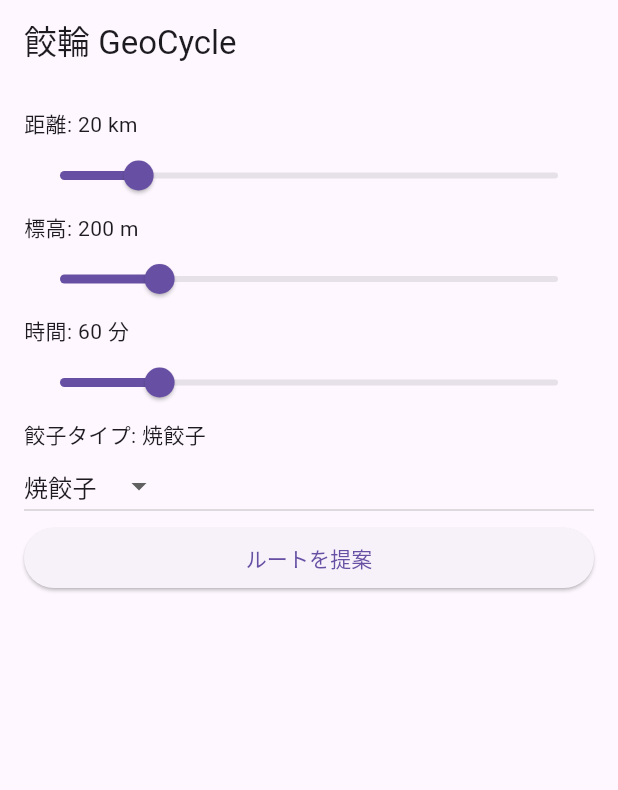
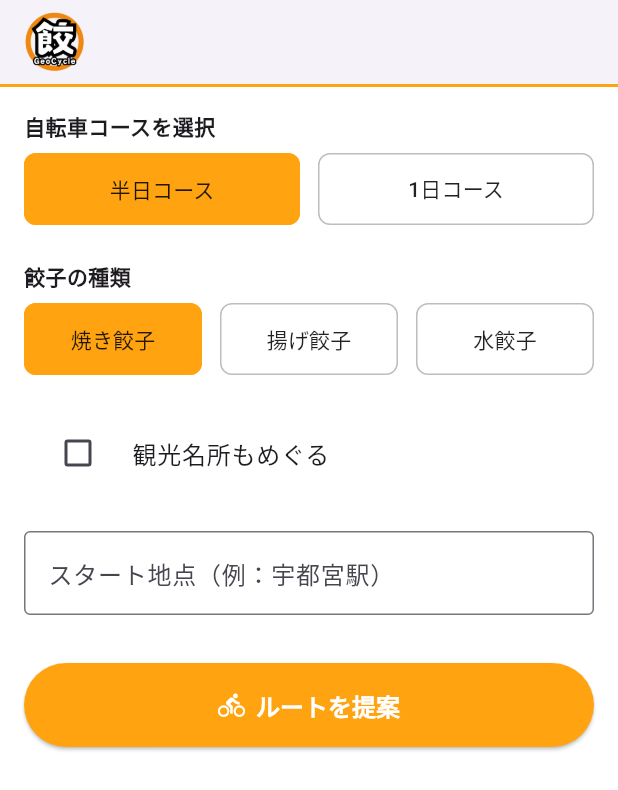
Before and after one commit to narumi-komaba/geo-cycle, a Flutter app: the screen it shows after launch, after a tap on "ルートを提案", on a phone screen of 412 x 824 dp. Shown: the top 790 px of the screen. Run offline on Flutter 3.47's test engine with Material 3 defaults, Android fonts, the phone set to English and light mode, and no system bars; our stand-ins replace flutter_map, latlong2; network calls fail.

Commit message:
検索画像表示

```diff
--- a/geo_cycle/lib/main.dart
+++ b/geo_cycle/lib/main.dart
@@ -1,7 +1,9 @@
 import 'package:flutter/material.dart';
 import 'package:http/http.dart' as http;
 import 'dart:convert';
-import 'map_screen.dart';
+
+import 'widgets/custom_app_bar.dart';
+import 'search_results_screen.dart';
 
 void main() => runApp(GeoCycleApp());
 
@@ -10,8 +12,12 @@ class GeoCycleApp extends StatelessWidget {
   Widget build(BuildContext context) {
     return MaterialApp(
       title: '餃輪 GeoCycle',
+      debugShowCheckedModeBanner: false,
+      theme: ThemeData(
+        primaryColor: const Color(0xFFFFA410),
+        scaffoldBackgroundColor: Colors.white,
+      ),
       home: GeoCycleHome(),
-      debugShowCheckedModeBanner: false,
     );
   }
 }
@@ -22,85 +28,136 @@ class GeoCycleHome extends StatefulWidget {
 }
 
 class _GeoCycleHomeState extends State<GeoCycleHome> {
-  double distance = 20, elevation = 200, time = 60;
-  int selectedGyotza = 0;
-  final List<String> gyotzaTypes = ['焼餃子', '水餃子', '揚げ餃子'];
+  String selectedCourse = '半日コース';
+  String selectedGyotza = '焼き餃子';
+  bool includeSightseeing = false;
+  final TextEditingController startController = TextEditingController();
 
-  Map<String, dynamic>? routeData;
+  final List<String> courseOptions = ['半日コース', '1日コース'];
+  final List<String> gyotzaTypes = ['焼き餃子', '揚げ餃子', '水餃子'];
 
   Future<void> fetchRoute() async {
     final url = Uri.parse('https://geo-cycle-api-300937800298.asia-northeast1.run.app/generate');
+    final startPoint = startController.text.trim().isEmpty
+      ? '宇都宮駅'
+      : startController.text.trim();
     final body = jsonEncode({
-      'distance': distance.toInt(),
-      'elevation': elevation.toInt(),
-      'time': time.toInt(),
-      'gyotza_type': gyotzaTypes[selectedGyotza],
+      'course_type': selectedCourse,
+      'gyoza_type': selectedGyotza,
+      'include_sightseeing': includeSightseeing,
+      'start_point': startPoint,
     });
 
     final res = await http.post(url, body: body, headers: {'Content-Type': 'application/json'});
 
     if (res.statusCode == 200) {
-      final responseText = utf8.decode(res.bodyBytes);  // ← ここが重要
+      final responseText = utf8.decode(res.bodyBytes);
       final data = jsonDecode(responseText);
-      setState(() {
-        routeData = data;
-      });
+      Navigator.push(
+        context,
+        MaterialPageRoute(
+          builder: (_) => SearchResultsScreen(results: data),
+        ),
+      );
     } else {
-      ScaffoldMessenger.of(context).showSnackBar(SnackBar(content: Text("取得失敗")));
+      ScaffoldMessenger.of(context).showSnackBar(const SnackBar(content: Text("取得失敗")));
     }
+  }
+
+  Widget buildOptionButtons({
+    required List<String> options,
+    required String selected,
+    required void Function(String) onSelect,
+    required int itemsPerRow,
+    Color? selectedTextColor,
+  }) {
+    final spacing = 12.0;
+    final itemWidth = (MediaQuery.of(context).size.width - 32 - spacing * (itemsPerRow - 1)) / itemsPerRow;
+
+    return Wrap(
+      spacing: spacing,
+      runSpacing: spacing,
+      children: options.map((opt) {
+        final isSelected = opt == selected;
+        return SizedBox(
+          width: itemWidth,
+          height: 48,
+          child: OutlinedButton(
+            onPressed: () => onSelect(opt),
+            style: OutlinedButton.styleFrom(
+              backgroundColor: isSelected ? const Color(0xFFFFA410) : Colors.white,
+              foregroundColor: isSelected ? (selectedTextColor ?? Colors.black87) : Colors.black87,
+              side: BorderSide(
+                color: isSelected ? const Color(0xFFFFA410) : Colors.grey.shade400,
+              ),
+              shape: RoundedRectangleBorder(borderRadius: BorderRadius.circular(8)),
+            ),
+            child: Text(opt, style: const TextStyle(fontSize: 14)),
+          ),
+        );
+      }).toList(),
+    );
   }
 
   @override
   Widget build(BuildContext context) {
     return Scaffold(
-      appBar: AppBar(title: Text('餃輪 GeoCycle')),
+      appBar: const CustomAppBar(showBackButton: false),
       body: Padding(
         padding: const EdgeInsets.all(16.0),
-        child: routeData == null
-            ? ListView(
+        child: ListView(
           children: [
-                  Text('距離: ${distance.toInt()} km'),
-                  Slider(value: distance, min: 5, max: 100, onChanged: (v) => setState(() => distance = v)),
-                  Text('標高: ${elevation.toInt()} m'),
-                  Slider(value: elevation, min: 0, max: 1000, onChanged: (v) => setState(() => elevation = v)),
-                  Text('時間: ${time.toInt()} 分'),
-                  Slider(value: time, min: 30, max: 180, onChanged: (v) => setState(() => time = v)),
-                  Text('餃子タイプ: ${gyotzaTypes[selectedGyotza]}'),
-                  DropdownButton(
-                    value: selectedGyotza,
-                    items: List.generate(gyotzaTypes.length, (i) => DropdownMenuItem(value: i, child: Text(gyotzaTypes[i]))),
-                    onChanged: (v) => setState(() => selectedGyotza = v as int),
+            const Text('自転車コースを選択', style: TextStyle(fontWeight: FontWeight.bold)),
+            const SizedBox(height: 8),
+            buildOptionButtons(
+              options: courseOptions,
+              selected: selectedCourse,
+              onSelect: (val) => setState(() => selectedCourse = val),
+              itemsPerRow: 2,
             ),
-                  ElevatedButton(onPressed: fetchRoute, child: Text('ルートを提案')),
-                ],
-              )
-            : Card(
-                elevation: 4,
-                child: ListTile(
-                  title: Text(routeData!["gyotza_shop"]["name"]),
-                  subtitle: Column(
-                    crossAxisAlignment: CrossAxisAlignment.start,
-                    children: [
-                      Text("距離: ${routeData!["route_summary"]["distance_km"]} km"),
-                      Text("標高差: ${routeData!["route_summary"]["elevation_gain_m"]} m"),
-                      Text("所要時間: ${routeData!["route_summary"]["duration_min"]} 分"),
-                      Text("カロリー: ${routeData!["route_summary"]["calories_kcal"]} kcal"),
-                    ],
+
+            const SizedBox(height: 24),
+            const Text('餃子の種類', style: TextStyle(fontWeight: FontWeight.bold)),
+            const SizedBox(height: 8),
+            buildOptionButtons(
+              options: gyotzaTypes,
+              selected: selectedGyotza,
+              onSelect: (val) => setState(() => selectedGyotza = val),
+              itemsPerRow: 3,
+              selectedTextColor: Colors.black87,
             ),
-                  trailing: Icon(Icons.map),
-                  onTap: () {
-                    Navigator.push(
-                      context,
-                      MaterialPageRoute(
-                        builder: (_) => MapScreen(
-                          shopName: routeData!["gyotza_shop"]["name"],
-                          lat: routeData!["gyotza_shop"]["lat"],
-                          lng: routeData!["gyotza_shop"]["lng"],
+
+            const SizedBox(height: 24),
+            CheckboxListTile(
+              title: const Text('観光名所もめぐる'),
+              value: includeSightseeing,
+              activeColor: const Color(0xFFFFA410),
+              onChanged: (v) => setState(() => includeSightseeing = v ?? false),
+              controlAffinity: ListTileControlAffinity.leading,
+            ),
+
+            const SizedBox(height: 24),
+            TextField(
+              controller: startController,
+              decoration: const InputDecoration(
+                labelText: 'スタート地点（例：宇都宮駅）',
+                border: OutlineInputBorder(),
               ),
             ),
-                    );
-                  },
+
+            const SizedBox(height: 32),
+            ElevatedButton.icon(
+              onPressed: fetchRoute,
+              style: ElevatedButton.styleFrom(
+                backgroundColor: const Color(0xFFFFA410),
+                foregroundColor: Colors.white,
+                padding: const EdgeInsets.symmetric(vertical: 16),
+                textStyle: const TextStyle(fontSize: 16, fontWeight: FontWeight.bold),
               ),
+              icon: const Icon(Icons.directions_bike),
+              label: const Text('ルートを提案'),
+            ),
+          ],
         ),
       ),
     );
--- /dev/null
+++ b/geo_cycle/lib/widgets/custom_app_bar.dart
@@ -0,0 +1,47 @@
+import 'package:flutter/material.dart';
+
+class CustomAppBar extends StatelessWidget implements PreferredSizeWidget {
+  final String? title;
+  final bool showBackButton;
+
+  const CustomAppBar({
+    this.title,
+    this.showBackButton = true,
+    Key? key,
+  }) : super(key: key);
+
+  @override
+  Widget build(BuildContext context) {
+    return AppBar(
+      backgroundColor: Colors.white,
+      elevation: 2,
+      leading: showBackButton
+          ? IconButton(
+              icon: const Icon(Icons.arrow_back, color: Colors.black),
+              onPressed: () => Navigator.of(context).maybePop(),
+            )
+          : null,
+      title: title != null
+          ? Text(
+              title!,
+              style: const TextStyle(color: Colors.black),
+            )
+          : Image.asset(
+              'assets/images/GeoCycle_logo.png',
+              height: 40,
+              alignment: Alignment.centerLeft,
+            ),
+      centerTitle: false,
+      bottom: PreferredSize(
+        preferredSize: const Size.fromHeight(2),
+        child: Container(
+          color: const Color(0xFFFFA410), // オレンジ線
+          height: 2,
+        ),
+      ),
+    );
+  }
+
+  @override
+  Size get preferredSize => const Size.fromHeight(kToolbarHeight + 2);
+}
--- a/geo_cycle/pubspec.yaml
+++ b/geo_cycle/pubspec.yaml
@@ -56,6 +56,8 @@ dev_dependencies:
 
 # The following section is specific to Flutter packages.
 flutter:
+  assets:
+    - assets/images/
 
   # The following line ensures that the Material Icons font is
   # included with your application, so that you can use the icons in
--- /dev/null
+++ b/photo_api/requirements.txt
@@ -0,0 +1,3 @@
+fastapi==0.110.2
+uvicorn==0.29.0
+requests==2.31.0
```
Also changed, not shown: geo_cycle/lib/map_screen.dart (+5 -5 lines), geo_cycle/lib/search_results_screen.dart (added, +82 -0 lines), geo_cycle/assets/images/GeoCycle_logo.png (added), 3 other files. Lines whose indentation alone changed are shown as unchanged.
